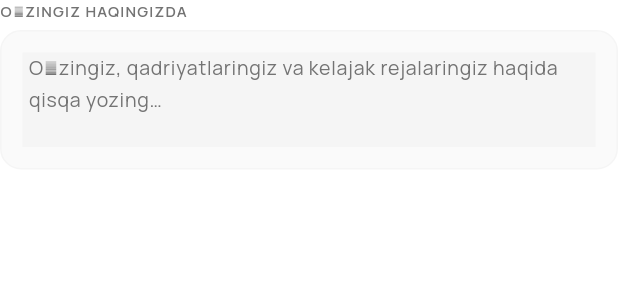
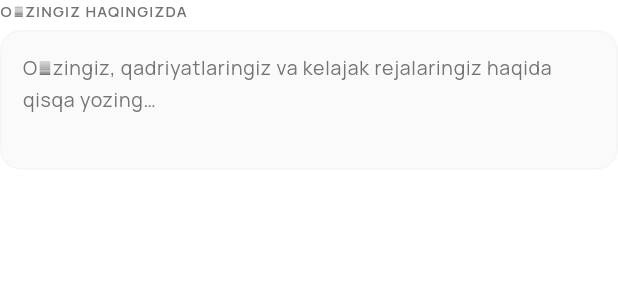
Before and after one commit to Nomonjon0124/raqamli-sovchi-mobile, a Flutter app: the ProfileEditBioSection widget shown alone on an empty page, opened directly with empty values, on a phone screen of 412 x 824 dp. Shown: the top 300 px of the screen. Run offline on Flutter 3.47's test engine with Material 3 defaults, Android fonts, the phone set to English and light mode, and no system bars; our stand-ins replace cached_network_image, camera, dio, equatable, firebase_core, firebase_messaging and 18 more; missing offline and left inert: google_mlkit_face_detection, image_picker_android, image_picker_platform_interface, record, screen_protector, thunder; accounts and stored records are empty; project files that could hold a hidden picture were left out.

Commit message:
fix(profile): remove bio filed backgroundd and improve hero card styling

```diff
--- a/lib/features/profile/presentation/widgets/edit/profile_edit_bio_section.dart
+++ b/lib/features/profile/presentation/widgets/edit/profile_edit_bio_section.dart
@@ -55,6 +55,8 @@ final class ProfileEditBioSection extends StatelessWidget {
             ),
             decoration: InputDecoration(
               isCollapsed: true,
+              filled:false,
+              fillColor:Colors.transparent,
               border: InputBorder.none,
               hintText: l10n.profileEditAboutPlaceholder,
               hintStyle: TextStyle(
--- a/lib/features/profile/presentation/widgets/profile_hero_card.dart
+++ b/lib/features/profile/presentation/widgets/profile_hero_card.dart
@@ -37,8 +37,6 @@ final class ProfileHeroCard extends StatelessWidget {
       ),
       child: Padding(
         padding: const EdgeInsets.all(AppSpacing.lg),
-        child: ColoredBox(
-          color: colorScheme.surface,
         child: ConstrainedBox(
           constraints: const BoxConstraints(minHeight: 78),
           child: Row(
@@ -111,7 +109,6 @@ final class ProfileHeroCard extends StatelessWidget {
                 ),
               ),
             ],
-            ),
           ),
         ),
       ),
```
Lines whose indentation alone changed are shown as unchanged.
